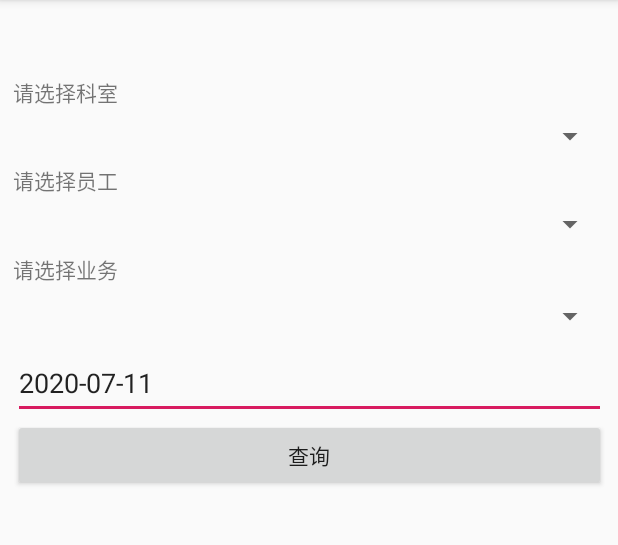
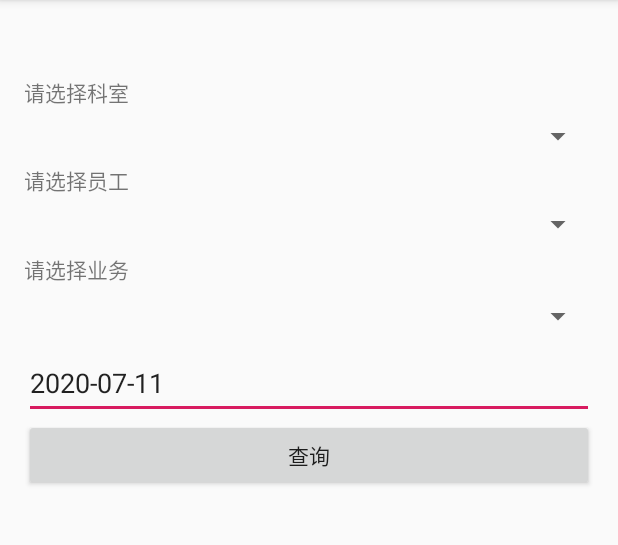
Before and after one commit to qzxl1314/worker-management-system, an Android app: the screen it shows after launch (MainActivity), on a phone screen of 412 x 824 dp, the part 84-629 px from its top. Run offline under Robolectric (Android 15) with nearby library versions, the phone set to English and light mode, and no system bars; 3 statements that could not run were skipped.

Commit message:
查询页面添加部门识别员工功能

```diff
--- a/app/src/main/res/layout/content_main.xml
+++ b/app/src/main/res/layout/content_main.xml
@@ -10,19 +10,20 @@
    >
 
     <LinearLayout
-        android:layout_width="395dp"
-        android:layout_height="640dp"
-        android:layout_marginStart="8dp"
-        android:layout_marginLeft="8dp"
-        android:layout_marginTop="0dp"
-        android:layout_marginEnd="8dp"
-        android:layout_marginRight="8dp"
-        android:layout_marginBottom="27dp"
-        android:orientation="vertical"
-        app:layout_constraintBottom_toBottomOf="parent"
-        app:layout_constraintEnd_toEndOf="parent"
-        app:layout_constraintStart_toStartOf="parent"
-        app:layout_constraintTop_toTopOf="parent">
+        android:layout_width="match_parent"
+        android:layout_height="match_parent"
+        android:orientation="horizontal">
+
+        <LinearLayout
+            android:layout_width="wrap_content"
+            android:layout_height="634dp"
+            android:layout_gravity="center"
+            android:layout_marginStart="16dp"
+            android:layout_marginLeft="16dp"
+            android:layout_marginEnd="16dp"
+            android:layout_marginRight="16dp"
+            android:layout_marginBottom="16dp"
+            android:orientation="vertical">
 
             <TextView
                 android:id="@+id/textView4"
@@ -96,4 +97,6 @@
             </ScrollView>
 
         </LinearLayout>
+    </LinearLayout>
+
 </android.support.constraint.ConstraintLayout>
```
Also changed, not shown: app/src/main/java/com/example/appqzx/activity/activity/MainActivity.java (+34 -7 lines), app/src/main/java/com/example/appqzx/activity/activity/info.java (+31 -4 lines), app/src/main/java/com/example/appqzx/activity/activity/office.java (+30 -4 lines), app/src/main/java/com/example/appqzx/activity/activity/person.java (+30 -4 lines), app/src/main/java/com/example/appqzx/activity/activity/work.java (+31 -4 lines), app/src/main/res/layout/activity_person.xml (+5 -5 lines), app/src/main/res/layout/item1.xml (+1 -14 lines), app/src/main/res/layout/item_info.xml (+9 -10 lines). Lines whose indentation alone changed are shown as unchanged.
